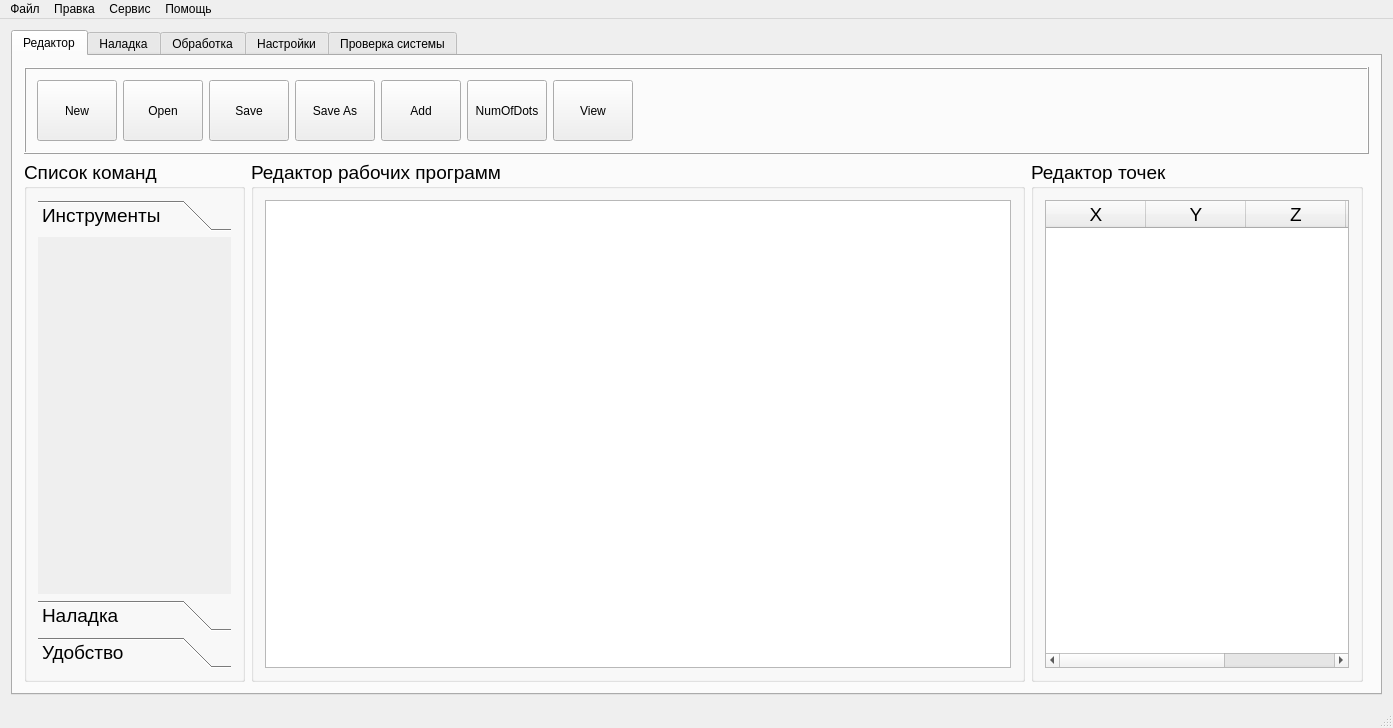
Old version of the form KAMEditor/gui/mainwindow.ui in the repository Xtail96/SML.
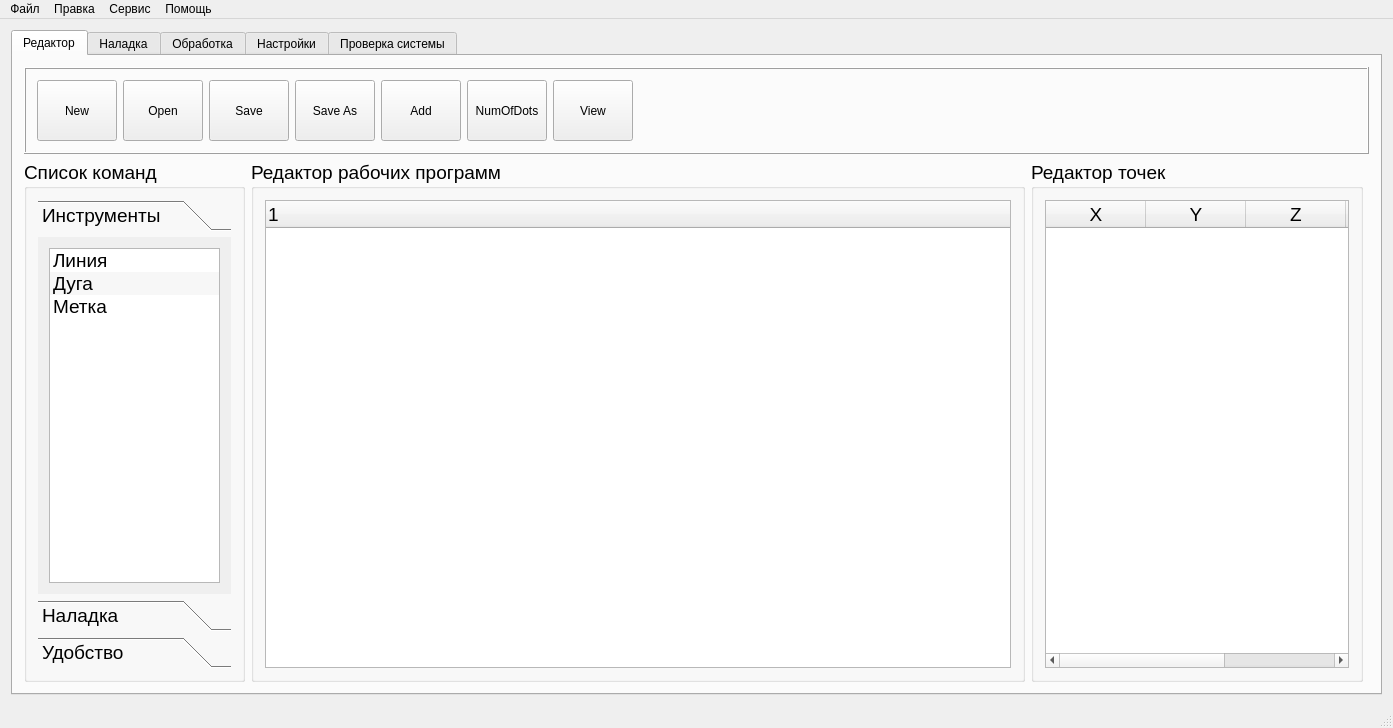
New version of the form. The open tabs and pages were chosen to show the change. Icons and pictures are not drawn.

Diff of the .ui file:
```diff
--- a/KAMEditor/gui/mainwindow.ui
+++ b/KAMEditor/gui/mainwindow.ui
@@ -361,28 +361,15 @@
           </property>
           <layout class="QVBoxLayout" name="verticalLayout_2">
            <item>
-            <widget class="QTreeView" name="editor_treeView">
-             <property name="dragEnabled">
-              <bool>false</bool>
-             </property>
-             <property name="dragDropMode">
-              <enum>QAbstractItemView::DropOnly</enum>
-             </property>
-             <property name="defaultDropAction">
-              <enum>Qt::MoveAction</enum>
-             </property>
+            <widget class="QTreeWidget" name="editor_treeWidget">
              <property name="alternatingRowColors">
               <bool>true</bool>
              </property>
-             <attribute name="headerCascadingSectionResizes">
-              <bool>false</bool>
-             </attribute>
-             <attribute name="headerHighlightSections">
-              <bool>false</bool>
-             </attribute>
-             <attribute name="headerShowSortIndicator" stdset="0">
-              <bool>false</bool>
-             </attribute>
+             <column>
+              <property name="text">
+               <string notr="true">1</string>
+              </property>
+             </column>
             </widget>
            </item>
           </layout>
@@ -429,6 +416,39 @@
               <attribute name="label">
                <string>Инструменты</string>
               </attribute>
+              <layout class="QVBoxLayout" name="verticalLayout_19">
+               <item>
+                <widget class="QListWidget" name="commands_listWidget">
+                 <property name="dragEnabled">
+                  <bool>true</bool>
+                 </property>
+                 <property name="dragDropMode">
+                  <enum>QAbstractItemView::DragOnly</enum>
+                 </property>
+                 <property name="defaultDropAction">
+                  <enum>Qt::LinkAction</enum>
+                 </property>
+                 <property name="alternatingRowColors">
+                  <bool>true</bool>
+                 </property>
+                 <item>
+                  <property name="text">
+                   <string>Линия</string>
+                  </property>
+                 </item>
+                 <item>
+                  <property name="text">
+                   <string>Дуга</string>
+                  </property>
+                 </item>
+                 <item>
+                  <property name="text">
+                   <string>Метка</string>
+                  </property>
+                 </item>
+                </widget>
+               </item>
+              </layout>
              </widget>
              <widget class="QWidget" name="page_2">
               <property name="geometry">
```
Left out of the diff: 12 changed lines with no effect on the pictures.
